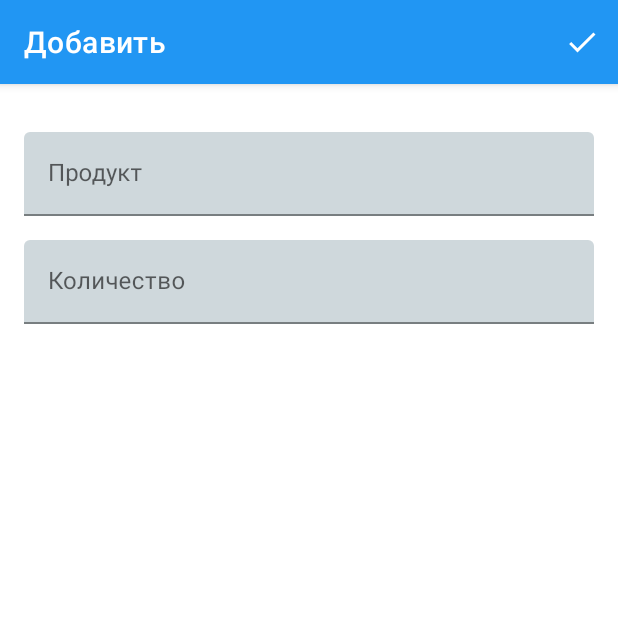
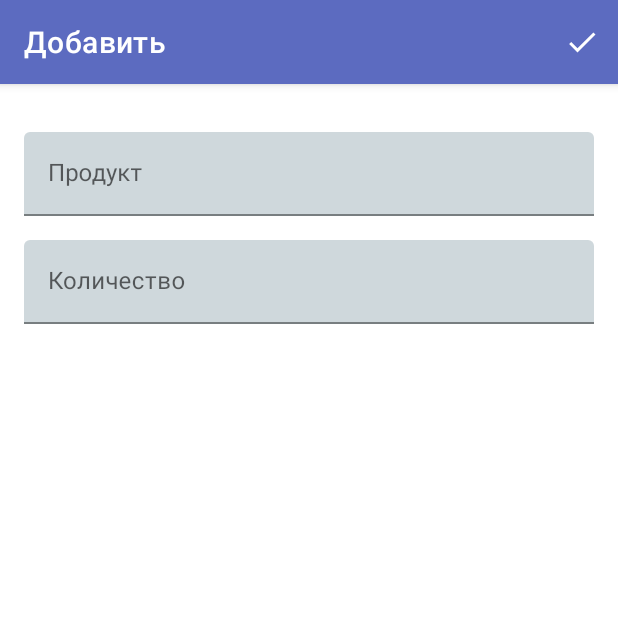
Before and after one commit to SanLexNT/ShopListApp, an Android app: the AddFragment screen opened through its navigation route, on a phone screen of 412 x 824 dp, the top half of it. Run offline under Robolectric (Android 15) with nearby library versions, the phone set to English and light mode, and no system bars; our stand-ins replace Room's generated code.

Commit message:
Change colors.xml

```diff
--- a/app/src/main/res/values/colors.xml
+++ b/app/src/main/res/values/colors.xml
@@ -8,8 +8,8 @@
     <color name="black">#FF000000</color>
     <color name="white">#FFFFFFFF</color>
 
-    <color name="main_color">#2196F3</color>
-    <color name="status_bar_color">#1E88E5</color>
+    <color name="main_color">#5C6BC0</color>
+    <color name="status_bar_color">#3F51B5</color>
     <color name="border_color">#CFD8DC</color>
     <color name="text_color">#37474F</color>
 </resources>
```
